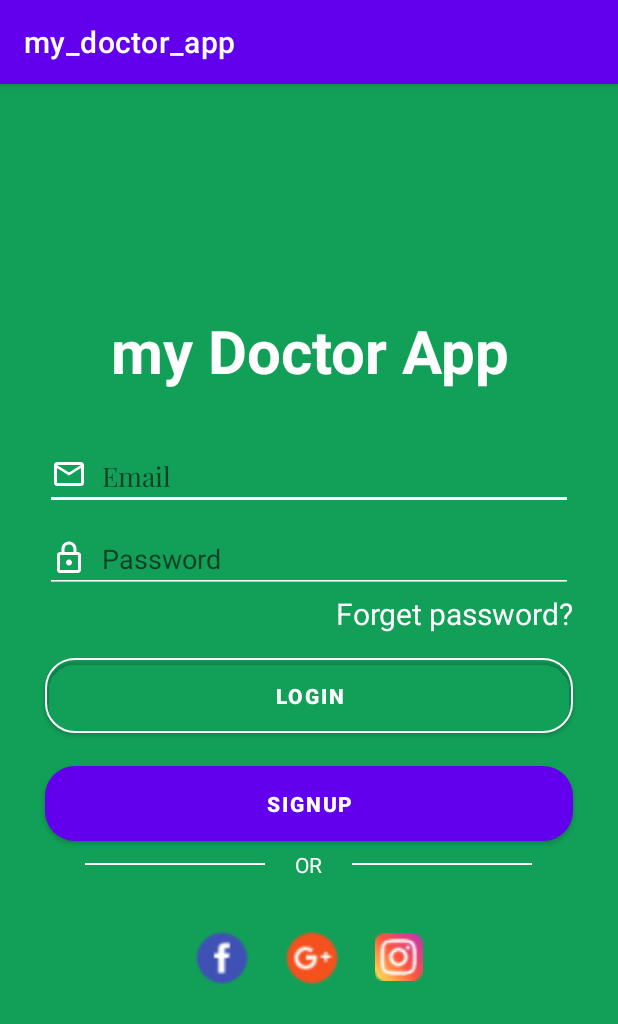
After one commit to ROBERT1830/MY_DOCTOR_APP, an Android app: the LoginActivity screen opened directly, with no data from a screen before it, on a phone screen of 412 x 824 dp. The commit adds this screen. Shown: the top 1024 px of the screen. Run offline under Robolectric (Android 15) with nearby library versions, the phone set to English and light mode, and no system bars.

Commit message:
1-We designed the LoginActivity.kt and the SignUpChooseUsrActivity.kt

```diff
--- a/app/build.gradle
+++ b/app/build.gradle
@@ -52,6 +52,9 @@ kapt {
 
 dependencies {
     implementation 'com.google.android.gms:play-services-maps:18.0.0'
+    implementation 'com.google.firebase:firebase-auth:21.0.1'
+    implementation 'com.google.firebase:firebase-database:20.0.2'
+    implementation 'com.google.firebase:firebase-storage:20.0.0'
     def room_version = "2.3.0"
 
     implementation 'androidx.core:core-ktx:1.7.0'
--- a/app/src/main/AndroidManifest.xml
+++ b/app/src/main/AndroidManifest.xml
@@ -2,10 +2,10 @@
 <manifest xmlns:android="http://schemas.android.com/apk/res/android"
     package="com.robertconstantindinescu.my_doctor_app">
 
-    <uses-permission android:name="android.permission.INTERNET"/>
-    <uses-permission android:name="android.permission.ACCESS_COARSE_LOCATION"/>
-    <uses-permission android:name="android.permission.ACCESS_FINE_LOCATION"/>
-    <uses-permission android:name="android.permission.ACCESS_NETWORK_STATE"/>
+    <uses-permission android:name="android.permission.INTERNET" />
+    <uses-permission android:name="android.permission.ACCESS_COARSE_LOCATION" />
+    <uses-permission android:name="android.permission.ACCESS_FINE_LOCATION" />
+    <uses-permission android:name="android.permission.ACCESS_NETWORK_STATE" />
     <uses-permission android:name="android.permission.READ_EXTERNAL_STORAGE" />
     <uses-permission android:name="android.permission.write_EXTERNAL_STORAGE" />
 
@@ -18,10 +18,16 @@
         android:supportsRtl="true"
         android:theme="@style/Theme.My_doctor_app">
         <activity
+            android:name=".ui.SignUpChooseUsrActivity"
+            android:exported="false" />
+        <activity
+            android:name=".ui.LoginActivity"
+            android:exported="false" />
+        <activity
             android:name=".ui.DetectorActivity"
             android:exported="false" />
         <activity
-            android:name=".MainActivity"
+            android:name=".ui.MainActivity"
             android:exported="true">
             <intent-filter>
                 <action android:name="android.intent.action.MAIN" />
--- /dev/null
+++ b/app/src/main/java/com/robertconstantindinescu/my_doctor_app/ui/LoginActivity.kt
@@ -0,0 +1,12 @@
+package com.robertconstantindinescu.my_doctor_app.ui
+
+import androidx.appcompat.app.AppCompatActivity
+import android.os.Bundle
+import com.robertconstantindinescu.my_doctor_app.R
+
+class LoginActivity : AppCompatActivity() {
+    override fun onCreate(savedInstanceState: Bundle?) {
+        super.onCreate(savedInstanceState)
+        setContentView(R.layout.activity_login)
+    }
+}
--- a/app/src/main/java/com/robertconstantindinescu/my_doctor_app/MainActivity.kt
+++ b/app/src/main/java/com/robertconstantindinescu/my_doctor_app/ui/MainActivity.kt
@@ -1,4 +1,4 @@
-package com.robertconstantindinescu.my_doctor_app
+package com.robertconstantindinescu.my_doctor_app.ui
 
 import androidx.appcompat.app.AppCompatActivity
 import android.os.Bundle
@@ -7,7 +7,7 @@ import androidx.navigation.findNavController
 import androidx.navigation.ui.AppBarConfiguration
 import androidx.navigation.ui.setupActionBarWithNavController
 import androidx.navigation.ui.setupWithNavController
-import com.robertconstantindinescu.my_doctor_app.databinding.ActivityMainBinding
+import com.robertconstantindinescu.my_doctor_app.R
 import dagger.hilt.android.AndroidEntryPoint
 import kotlinx.android.synthetic.main.activity_main.*
 
--- /dev/null
+++ b/app/src/main/java/com/robertconstantindinescu/my_doctor_app/ui/SignUpChooseUsrActivity.kt
@@ -0,0 +1,12 @@
+package com.robertconstantindinescu.my_doctor_app.ui
+
+import androidx.appcompat.app.AppCompatActivity
+import android.os.Bundle
+import com.robertconstantindinescu.my_doctor_app.R
+
+class SignUpChooseUsrActivity : AppCompatActivity() {
+    override fun onCreate(savedInstanceState: Bundle?) {
+        super.onCreate(savedInstanceState)
+        setContentView(R.layout.activity_sign_up_choose_usr)
+    }
+}
--- /dev/null
+++ b/app/src/main/res/layout/activity_login.xml
@@ -0,0 +1,171 @@
+<?xml version="1.0" encoding="utf-8"?>
+<RelativeLayout xmlns:android="http://schemas.android.com/apk/res/android"
+    xmlns:app="http://schemas.android.com/apk/res-auto"
+    xmlns:tools="http://schemas.android.com/tools"
+    android:layout_width="match_parent"
+    android:layout_height="match_parent"
+    android:background="@color/primaryColor"
+    tools:context=".ui.LoginActivity">
+
+    <ImageView
+        android:layout_width="match_parent"
+        android:layout_height="match_parent"
+        android:alpha="0.6"
+        android:scaleType="centerCrop" />
+
+    <LinearLayout
+        android:layout_width="match_parent"
+        android:layout_height="match_parent"
+        android:orientation="vertical"
+        android:weightSum="3">
+
+        <LinearLayout
+            android:layout_width="match_parent"
+            android:layout_height="0dp"
+            android:layout_weight="0.8"
+            android:gravity="bottom">
+
+            <TextView
+                android:layout_width="match_parent"
+                android:layout_height="wrap_content"
+                android:gravity="center"
+                android:text="@string/titleLogin"
+                android:textColor="@color/white"
+                android:textSize="40dp"
+                android:textStyle="bold" />
+        </LinearLayout>
+
+        <LinearLayout
+            android:layout_width="match_parent"
+            android:layout_height="0dp"
+            android:layout_weight="1.4"
+            android:gravity="center"
+            android:orientation="vertical">
+
+            <EditText
+                android:id="@+id/edtEmail"
+                android:layout_width="match_parent"
+                android:layout_height="wrap_content"
+                android:layout_marginHorizontal="30dp"
+                android:backgroundTint="@color/white"
+                android:fontFamily="@font/playfair_display"
+                android:drawableStart="@drawable/ic_email"
+                android:drawablePadding="10dp"
+                android:drawableTint="@color/white"
+                android:hint="Email"
+                android:inputType="textEmailAddress"
+                android:maxLines="1"
+                android:textColor="@color/white" />
+
+            <EditText
+                android:id="@+id/edtPassword"
+                android:layout_width="match_parent"
+                android:layout_height="wrap_content"
+                android:layout_marginHorizontal="30dp"
+                android:layout_marginTop="10dp"
+                android:backgroundTint="@color/white"
+                android:drawableStart="@drawable/ic_lock"
+                android:drawablePadding="10dp"
+                android:drawableTint="@color/white"
+                android:hint="Password"
+                android:inputType="textPassword"
+                android:maxLines="1"
+                android:textColor="@color/white" />
+
+            <TextView
+                android:id="@+id/txtForgetPassword"
+                android:layout_width="match_parent"
+                android:layout_height="wrap_content"
+                android:layout_marginHorizontal="30dp"
+                android:gravity="end"
+                android:text="Forget password?"
+                android:textColor="@color/white"
+                android:textSize="20dp" />
+
+
+            <com.google.android.material.button.MaterialButton
+                android:id="@+id/btnLogin"
+                android:layout_width="match_parent"
+                android:layout_height="wrap_content"
+                android:layout_marginHorizontal="30dp"
+                android:layout_marginTop="10dp"
+                android:backgroundTint="@color/transparentColor"
+                android:padding="15dp"
+                android:text="Login"
+                android:textStyle="bold"
+                app:cornerRadius="20dp"
+                app:elevation="10dp"
+                app:strokeColor="@color/white"
+                app:strokeWidth="1dp" />
+
+            <com.google.android.material.button.MaterialButton
+                android:id="@+id/btnSignUp"
+                android:layout_width="match_parent"
+                android:layout_height="wrap_content"
+                android:layout_marginHorizontal="30dp"
+                android:layout_marginTop="10dp"
+                android:padding="15dp"
+                android:text="Signup"
+                android:textStyle="bold"
+                app:cornerRadius="20dp"
+                app:elevation="10dp" />
+
+            <LinearLayout
+                android:layout_width="match_parent"
+                android:layout_height="wrap_content"
+                android:layout_marginHorizontal="30dp"
+                android:gravity="center"
+                android:orientation="horizontal">
+
+                <View
+                    android:layout_width="120dp"
+                    android:layout_height="1dp"
+                    android:background="@color/white" />
+
+                <TextView
+                    android:layout_width="wrap_content"
+                    android:layout_height="wrap_content"
+                    android:layout_marginHorizontal="20dp"
+                    android:text="OR"
+                    android:textColor="@color/white" />
+
+                <View
+                    android:layout_width="120dp"
+                    android:layout_height="1dp"
+                    android:background="@color/white" />
+            </LinearLayout>
+
+        </LinearLayout>
+
+        <LinearLayout
+            android:layout_width="match_parent"
+            android:layout_height="0dp"
+            android:layout_weight="0.8"
+            android:gravity="center_horizontal"
+            android:orientation="horizontal">
+
+            <ImageView
+                android:id="@+id/btnFacebook"
+                android:layout_width="40dp"
+                android:layout_height="40dp"
+                android:src="@drawable/ic_facebook" />
+
+            <ImageView
+                android:id="@+id/btnGoogle"
+                android:layout_width="40dp"
+                android:layout_height="40dp"
+                android:layout_marginHorizontal="20dp"
+                android:src="@drawable/ic_google" />
+
+            <ImageView
+                android:id="@+id/btnInstagram"
+                android:layout_width="35dp"
+                android:layout_height="32dp"
+                android:layout_marginTop="3dp"
+                android:src="@drawable/ic_instagram" />
+
+        </LinearLayout>
+
+    </LinearLayout>
+
+</RelativeLayout>
--- a/app/src/main/res/layout/activity_main.xml
+++ b/app/src/main/res/layout/activity_main.xml
@@ -4,7 +4,7 @@
     xmlns:tools="http://schemas.android.com/tools"
     android:layout_width="match_parent"
     android:layout_height="match_parent"
-    tools:context=".MainActivity">
+    tools:context=".ui.MainActivity">
 
     <fragment
         android:id="@+id/navHostFragment"
--- /dev/null
+++ b/app/src/main/res/layout/activity_sign_up_choose_usr.xml
@@ -0,0 +1,9 @@
+<?xml version="1.0" encoding="utf-8"?>
+<androidx.constraintlayout.widget.ConstraintLayout xmlns:android="http://schemas.android.com/apk/res/android"
+    xmlns:app="http://schemas.android.com/apk/res-auto"
+    xmlns:tools="http://schemas.android.com/tools"
+    android:layout_width="match_parent"
+    android:layout_height="match_parent"
+    tools:context=".ui.SignUpChooseUsrActivity">
+
+</androidx.constraintlayout.widget.ConstraintLayout>
--- a/app/src/main/res/values/strings.xml
+++ b/app/src/main/res/values/strings.xml
@@ -46,5 +46,6 @@
     <string name="location_permission_message">My Doctor requires location permission
         to acces your location</string>
     <string name="location_update">Location update started</string>
+    <string name="titleLogin">my Doctor App</string>
 
 </resources>
```
